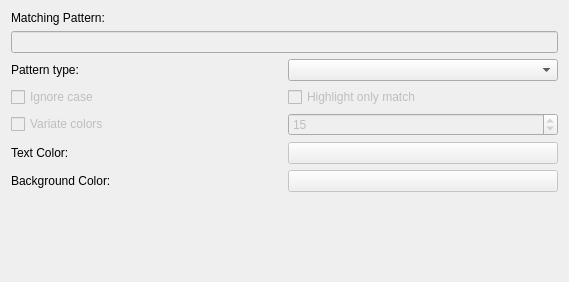
First picture: the form in src/ui/include/highlighteredit.ui, repository 64x-lunicorn/LogSquirl, before the edit.
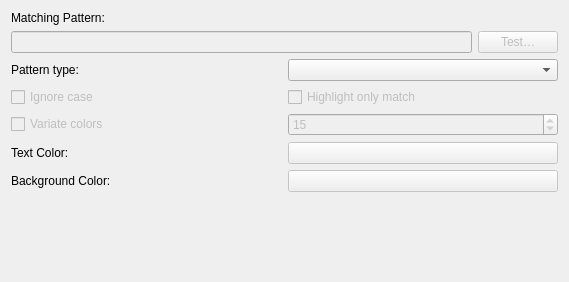
Second picture: the form after the edit.

```diff
--- a/src/ui/include/highlighteredit.ui
+++ b/src/ui/include/highlighteredit.ui
@@ -22,11 +22,28 @@
     </widget>
    </item>
    <item>
+    <layout class="QHBoxLayout" name="patternLayout">
+     <item>
     <widget class="QLineEdit" name="patternEdit">
      <property name="enabled">
       <bool>false</bool>
      </property>
     </widget>
+     </item>
+     <item>
+      <widget class="QPushButton" name="testPatternButton">
+       <property name="enabled">
+        <bool>false</bool>
+       </property>
+       <property name="toolTip">
+        <string>Test the pattern on Log Lines in the Regex Lab</string>
+       </property>
+       <property name="text">
+        <string>Test…</string>
+       </property>
+      </widget>
+     </item>
+    </layout>
    </item>
    <item>
     <layout class="QHBoxLayout" name="horizontalLayout_4">
```
Lines whose indentation alone changed are shown as unchanged.
